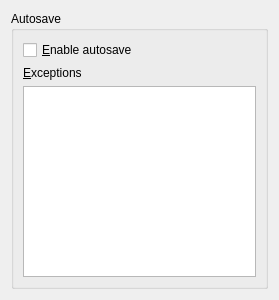
This is plugins/autosave/ui/autosave_config_widget.ui in stcrocco/ruber as Qt 5 draws it before an edit. The edited form follows.
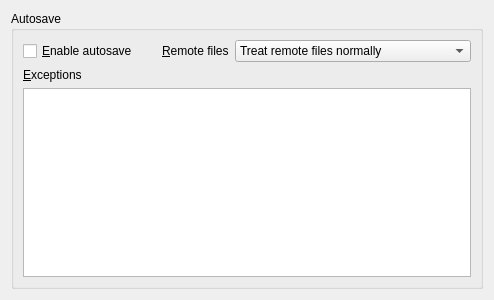
This is the edited form. Custom widgets are drawn as their Qt base class.

Commit message:
Made the autosave plugin URl-aware
The plugin now has another option, which controls what to do for remote
files. They can be skipped (no attempt to save them), errors can be
ignored or treated normally

Diff of the .ui file:
```diff
--- a/plugins/autosave/ui/autosave_config_widget.ui
+++ b/plugins/autosave/ui/autosave_config_widget.ui
@@ -6,7 +6,7 @@
    <rect>
     <x>0</x>
     <y>0</y>
-    <width>279</width>
+    <width>494</width>
     <height>300</height>
    </rect>
   </property>
@@ -19,9 +19,9 @@
      <property name="title">
       <string>Autosave</string>
      </property>
-     <layout class="QVBoxLayout" name="verticalLayout_3">
-      <item>
-       <layout class="QVBoxLayout" name="verticalLayout">
+     <layout class="QGridLayout" name="gridLayout">
+      <item row="0" column="0">
+       <layout class="QHBoxLayout" name="horizontalLayout">
         <item>
          <widget class="QCheckBox" name="_autosave__enable">
           <property name="text">
@@ -30,9 +30,22 @@
          </widget>
         </item>
         <item>
-         <widget class="QLabel" name="label_2">
+         <spacer name="horizontalSpacer">
+          <property name="orientation">
+           <enum>Qt::Horizontal</enum>
+          </property>
+          <property name="sizeHint" stdset="0">
+           <size>
+            <width>40</width>
+            <height>20</height>
+           </size>
+          </property>
+         </spacer>
+        </item>
+        <item>
+         <widget class="QLabel" name="label">
           <property name="text">
-           <string>&amp;Exceptions</string>
+           <string>&amp;Remote files</string>
           </property>
           <property name="buddy">
            <cstring>_autosave__plugins</cstring>
@@ -40,23 +53,60 @@
          </widget>
         </item>
         <item>
-         <widget class="AutosavePluginListView" name="_autosave__plugins">
+         <widget class="KComboBox" name="_autosave__remote_files">
           <property name="access" stdset="0">
            <string>$plugins</string>
           </property>
-          <property name="signal" stdset="0">
-           <string>items_changed()</string>
-          </property>
+          <item>
+           <property name="text">
+            <string>Treat remote files normally</string>
+           </property>
+          </item>
+          <item>
+           <property name="text">
+            <string>Don't save remote files</string>
+           </property>
+          </item>
+          <item>
+           <property name="text">
+            <string>Ignore errors while saving remote files</string>
+           </property>
+          </item>
          </widget>
         </item>
        </layout>
       </item>
+      <item row="1" column="0">
+       <widget class="QLabel" name="label_2">
+        <property name="text">
+         <string>&amp;Exceptions</string>
+        </property>
+        <property name="buddy">
+         <cstring>_autosave__plugins</cstring>
+        </property>
+       </widget>
+      </item>
+      <item row="2" column="0">
+       <widget class="AutosavePluginListView" name="_autosave__plugins">
+        <property name="access" stdset="0">
+         <string>$plugins</string>
+        </property>
+        <property name="signal" stdset="0">
+         <string>items_changed()</string>
+        </property>
+       </widget>
+      </item>
      </layout>
     </widget>
    </item>
   </layout>
  </widget>
  <customwidgets>
+  <customwidget>
+   <class>KComboBox</class>
+   <extends>QComboBox</extends>
+   <header>kcombobox.h</header>
+  </customwidget>
   <customwidget>
    <class>AutosavePluginListView</class>
    <extends>QListView</extends>
```
Left out of the diff: 4 changed lines with no effect on the pictures. The commit also changes 3 other files.
